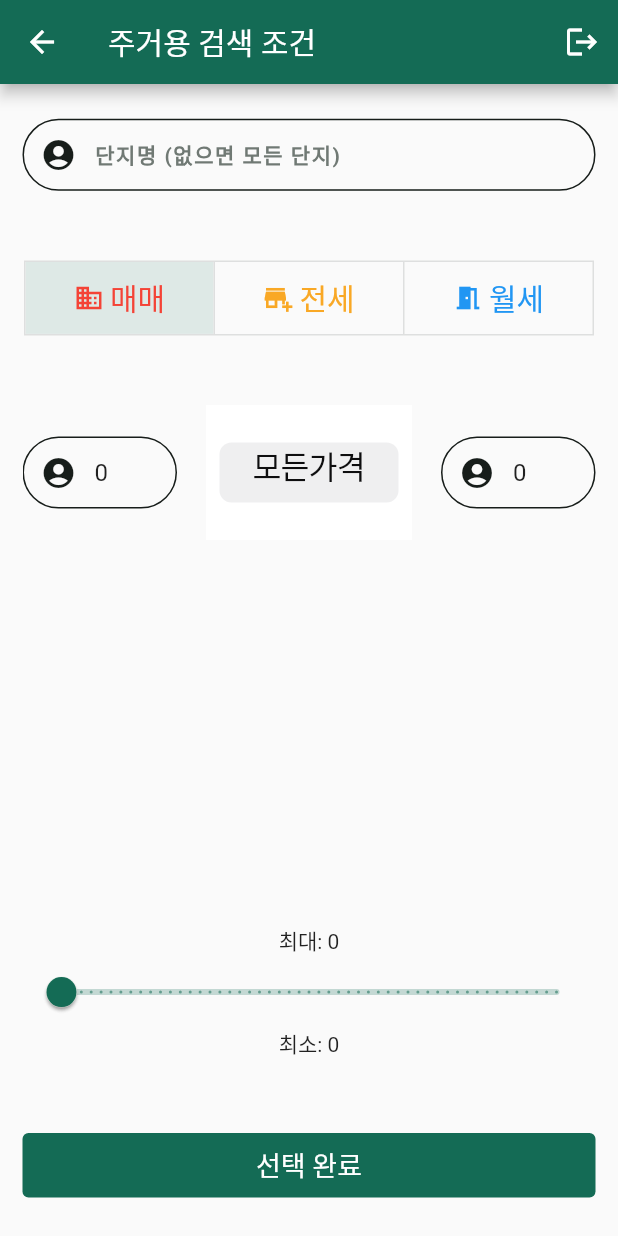
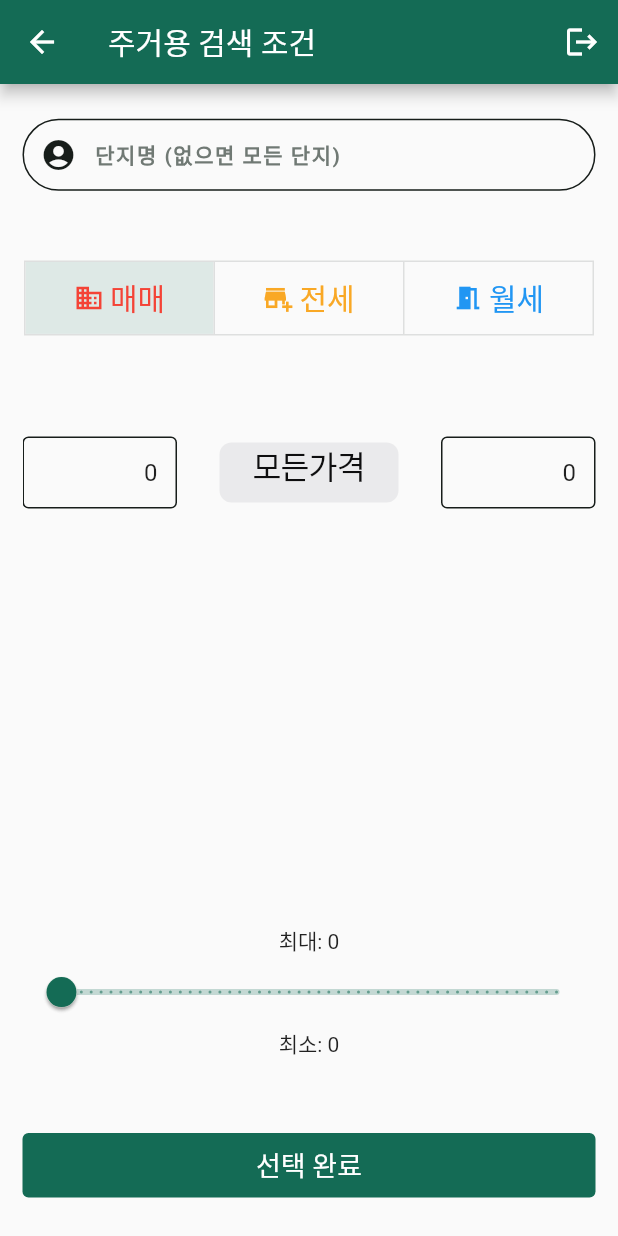
Before and after one commit to landware-inc/landware-inc.github.io, a Flutter app: the ResidentialScreen screen opened directly, on a phone screen of 412 x 824 dp. Run offline on Flutter 3.47's test engine with Material 2 defaults, Android fonts, the phone set to English and light mode, and no system bars; our stand-ins replace dio, firebase_auth, firebase_core, get, google_maps_flutter; missing offline and left inert: dart:ffi, kakao_flutter_sdk_user; accounts and stored records are empty.

Commit message:
230423office

```diff
--- a/lib/screens/residentialscreen.dart
+++ b/lib/screens/residentialscreen.dart
@@ -155,6 +155,7 @@ class _ResidentialScreenState extends State<ResidentialScreen> {
                               Container(
                                 width: MediaQuery.of(context).size.width / 4,
                                   child: TextField(
+                                    textAlign: TextAlign.right ,
                                     controller: _textEditingControllerMin,
                                     inputFormatters: [FilteringTextInputFormatter.digitsOnly],
                                     keyboardType: TextInputType.number,
@@ -163,25 +164,22 @@ class _ResidentialScreenState extends State<ResidentialScreen> {
                                       hintStyle: TextStyle(
                                         color: Theme.of(context).colorScheme.outline,
                                         letterSpacing: 1.0,
-                                        fontSize: 14,
+                                        fontSize: 12,
                                         fontWeight: FontWeight.bold,
                                       ),
                                       contentPadding: EdgeInsets.all(10),
-                                      prefixIcon: Icon(
-                                        Icons.account_circle,
-                                        color: Theme.of(context).colorScheme.onSurface,
-                                      ),
+
                                       enabledBorder: OutlineInputBorder(
                                         borderSide: BorderSide(
                                           color: Theme.of(context).colorScheme.onBackground,
                                         ),
-                                        borderRadius: BorderRadius.all(Radius.circular(30)),
+             //                           borderRadius: BorderRadius.all(Radius.circular(30)),
                                       ),
                                       focusedBorder: OutlineInputBorder(
                                         borderSide: BorderSide(
                                           color: Theme.of(context).colorScheme.outlineVariant,
                                         ),
-                                        borderRadius: BorderRadius.all(Radius.circular(30)),
+              //                          borderRadius: BorderRadius.all(Radius.circular(30)),
                                       ),
                                     ),
                                   )
@@ -194,7 +192,6 @@ class _ResidentialScreenState extends State<ResidentialScreen> {
                                   itemExtent: 40,
                                   diameterRatio: 5,
                                   offAxisFraction: -1.0,
-                                    backgroundColor: Colors.white,
                                     scrollController: FixedExtentScrollController(initialItem: 0),
                                     squeeze: 1.0,
                                     onSelectedItemChanged: (index) {
@@ -216,6 +213,7 @@ class _ResidentialScreenState extends State<ResidentialScreen> {
                               Container(
                                   width: MediaQuery.of(context).size.width / 4,
                                   child: TextField(
+                                    textAlign: TextAlign.right ,
                                     controller: _textEditingControllerMax,
                                     key: ValueKey(1),
                                     inputFormatters: [FilteringTextInputFormatter.digitsOnly],
@@ -225,25 +223,21 @@ class _ResidentialScreenState extends State<ResidentialScreen> {
                                       hintStyle: TextStyle(
                                         color: Theme.of(context).colorScheme.outline,
                                         letterSpacing: 1.0,
-                                        fontSize: 14,
+                                        fontSize: 12,
                                         fontWeight: FontWeight.bold,
                                       ),
                                       contentPadding: EdgeInsets.all(10),
-                                      prefixIcon: Icon(
-                                        Icons.account_circle,
-                                        color: Theme.of(context).colorScheme.onSurface,
-                                      ),
                                       enabledBorder: OutlineInputBorder(
                                         borderSide: BorderSide(
                                           color: Theme.of(context).colorScheme.onBackground,
                                         ),
-                                        borderRadius: BorderRadius.all(Radius.circular(30)),
+                          //              borderRadius: BorderRadius.all(Radius.circular(30)),
                                       ),
                                       focusedBorder: OutlineInputBorder(
                                         borderSide: BorderSide(
                                           color: Theme.of(context).colorScheme.outlineVariant,
                                         ),
-                                        borderRadius: BorderRadius.all(Radius.circular(30)),
+                           //             borderRadius: BorderRadius.all(Radius.circular(30)),
                                       ),
                                     ),
                                   )
```
